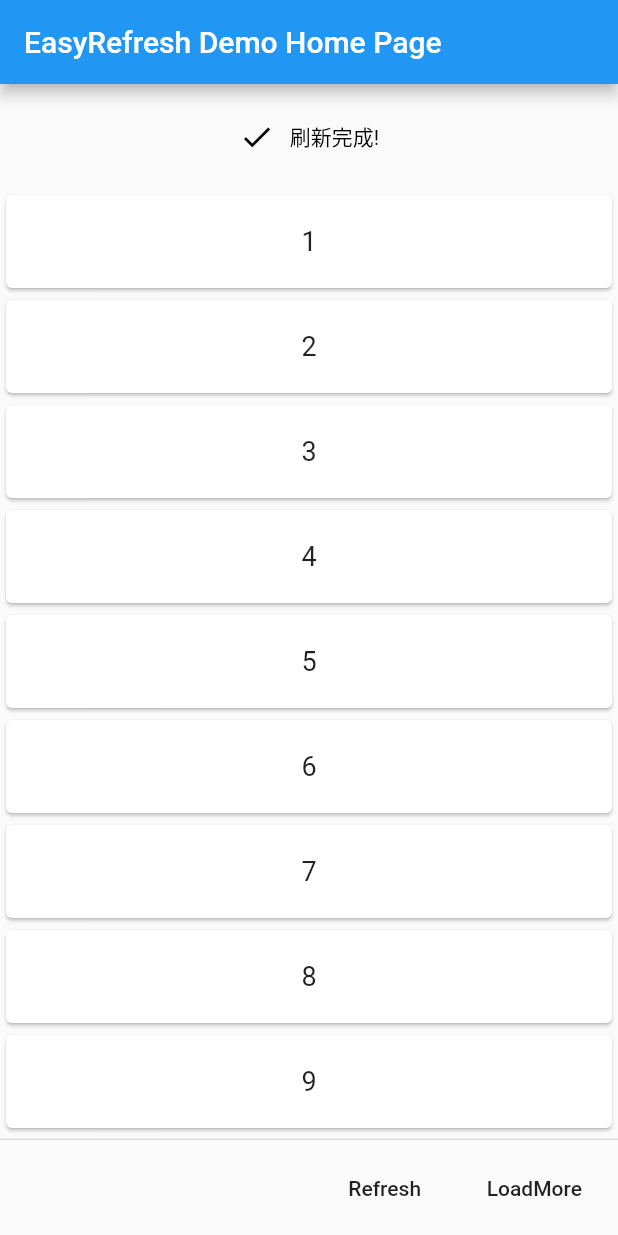
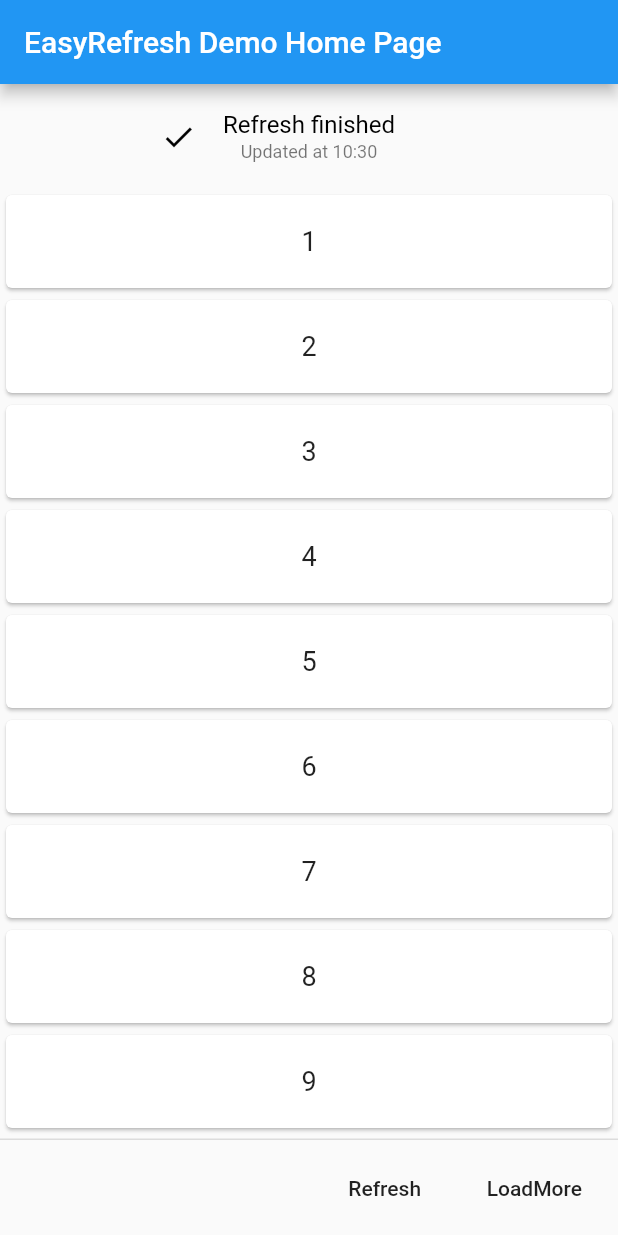
Before and after one commit to xuelongqy/flutter_easy_refresh, a Flutter app: the screen it shows after launch, after a tap on "Refresh", after a tap on "LoadMore", on a phone screen of 412 x 824 dp. Run offline on Flutter 3.47's test engine with Material 2 defaults, Android fonts, the phone set to English and light mode, and no system bars.

Commit message:
修改经典视图布局，添加更新时间显示

```diff
--- a/example/lib/main.dart
+++ b/example/lib/main.dart
@@ -50,10 +50,14 @@ class _MyHomePageState extends State<MyHomePage> {
             key: _headerKey,
             bgColor: Colors.transparent,
             textColor: Colors.black,
+            moreInfoColor: Colors.black54,
+            showMore: true,
           ),
           refreshFooter: ClassicsFooter(
             bgColor: Colors.transparent,
             textColor: Colors.black,
+            moreInfoColor: Colors.black54,
+            showMore: true,
           ),
           child: new ListView.builder(
             //ListView的Item
@@ -74,7 +78,7 @@ class _MyHomePageState extends State<MyHomePage> {
               setState(() {
                 str.clear();
                 str.addAll(addStr);
-                _headerKey.currentState.refreshedText = "刷新完成!";
+                // _headerKey.currentState.refreshedText = "刷新完成!";
               });
             });
           },
--- a/lib/src/footer/footer.dart
+++ b/lib/src/footer/footer.dart
@@ -92,6 +92,12 @@ class ClassicsFooter extends RefreshFooter {
   final double loadHeight;
   // 是否浮动
   final bool isFloat;
+  // 显示额外信息(默认为时间)
+  final bool showMore;
+  // 更多信息
+  final String moreInfo;
+  // 更多信息文字颜色
+  final Color moreInfoColor;
 
   // 构造函数
   ClassicsFooter({
@@ -103,8 +109,11 @@ class ClassicsFooter extends RefreshFooter {
     this.noMoreText: "No more",
     this.bgColor: Colors.blue,
     this.textColor: Colors.white,
+    this.moreInfoColor: Colors.white,
     this.loadHeight: 70.0,
-    this.isFloat: false
+    this.isFloat: false,
+    this.showMore: false,
+    this.moreInfo: "Loaded at %T"
   }):super(
     key: key ?? new GlobalKey<ClassicsFooterState>(),
     loadHeight: loadHeight,
@@ -125,8 +134,12 @@ class ClassicsFooterState extends RefreshFooterState<ClassicsFooter> {
   String noMoreText;
   // 刷新完成文字
   String loadedText;
+  // 更多信息文字
+  String moreInfo;
   // 显示的文字
   String _showText;
+  // 更新时间
+  DateTime _dateTime;
 
   // 初始化操作
   @override
@@ -138,6 +151,8 @@ class ClassicsFooterState extends RefreshFooterState<ClassicsFooter> {
     noMoreText = widget.noMoreText;
     loadedText = widget.loadedText;
     _showText = widget.loadText;
+    moreInfo = widget.moreInfo;
+    _dateTime = DateTime.now();
   }
 
   // 准备加载回调
@@ -161,6 +176,7 @@ class ClassicsFooterState extends RefreshFooterState<ClassicsFooter> {
   Future onLoaded() async {
     super.onLoaded();
     setState(() {
+      _dateTime = DateTime.now();
       _showText = loadedText;
     });
   }
@@ -169,6 +185,7 @@ class ClassicsFooterState extends RefreshFooterState<ClassicsFooter> {
   Future onNoMore() async {
     super.onNoMore();
     setState(() {
+      _dateTime = DateTime.now();
       _showText = noMoreText;
     });
   }
@@ -189,6 +206,11 @@ class ClassicsFooterState extends RefreshFooterState<ClassicsFooter> {
     });
   }
 
+  // 获取更多信息
+  String _getMoreInfo() {
+    return moreInfo.replaceAll("%T", "${_dateTime.hour}:${_dateTime.minute}");
+  }
+
   @override
   Widget build(BuildContext context) {
     return new Container( //上拉加载布局
@@ -197,9 +219,16 @@ class ClassicsFooterState extends RefreshFooterState<ClassicsFooter> {
       child: ListView(
         children: <Widget>[
           Container(
-            height: this.height > 30.0 ? this.height : 30.0,
+            height: this.height > 40.0 ? this.height : 40.0,
             child: new Row(
               mainAxisAlignment: MainAxisAlignment.center,
+              children: <Widget>[
+                Expanded (
+                  flex: 1,
+                  child: new Container(
+                    alignment: Alignment.centerRight,
+                    child: Row (
+                      mainAxisAlignment: MainAxisAlignment.end,
                       children: <Widget>[
                         this.refreshFooterStatus == RefreshFooterStatus.NO_LOAD ? Icon(
                           Icons.arrow_upward,
@@ -224,12 +253,38 @@ class ClassicsFooterState extends RefreshFooterState<ClassicsFooter> {
                           Icons.done,
                           color: widget.textColor,
                         ): Container(),
-                new Container(margin: EdgeInsets.only(right: 10.0),),
-                new Align(
-                  alignment: Alignment.centerRight,
-                  child: new Text(_showText,
-                    style: new TextStyle(color: widget.textColor),),
+                      ],
                     ),
+                  ),
+                ),
+                Container(
+                    width: 150.0,
+                    height: double.infinity,
+                    child: new Column(
+                      mainAxisAlignment: MainAxisAlignment.center,
+                      children: <Widget>[
+                        new Text(_showText,
+                          style: new TextStyle(
+                              color: widget.textColor,
+                              fontSize: 16.0
+                          ),
+                        ),
+                        Container(
+                          height: 2.0,
+                        ),
+                        widget.showMore ? new Text(_getMoreInfo(),
+                          style: new TextStyle(
+                              color: widget.moreInfoColor,
+                              fontSize: 12.0
+                          ),
+                        ) : Container(),
+                      ],
+                    )
+                ),
+                Expanded (
+                  flex: 1,
+                  child: Container(),
+                )
               ],
             ),
           )
--- a/lib/src/header/header.dart
+++ b/lib/src/header/header.dart
@@ -85,6 +85,12 @@ class ClassicsHeader extends RefreshHeader {
   final double refreshHeight;
   // 是否浮动
   final bool isFloat;
+  // 显示额外信息(默认为时间)
+  final bool showMore;
+  // 更多信息
+  final String moreInfo;
+  // 更多信息文字颜色
+  final Color moreInfoColor;
 
   // 构造函数
   ClassicsHeader({
@@ -95,8 +101,11 @@ class ClassicsHeader extends RefreshHeader {
     this.refreshedText: "Refresh finished",
     this.bgColor: Colors.blue,
     this.textColor: Colors.white,
+    this.moreInfoColor: Colors.white,
     this.refreshHeight: 70.0,
-    this.isFloat: false
+    this.isFloat: false,
+    this.showMore: false,
+    this.moreInfo: "Updated at %T"
   }):super(
     key: key ?? new GlobalKey<RefreshHeaderState>(),
     refreshHeight: refreshHeight,
@@ -115,8 +124,12 @@ class ClassicsHeaderState extends RefreshHeaderState<ClassicsHeader> {
   String refreshingText;
   // 刷新完成文字
   String refreshedText;
+  // 更多信息文字
+  String moreInfo;
   // 显示的文字
   String _showText;
+  // 更新时间
+  DateTime _dateTime;
 
   // 初始化操作
   @override
@@ -126,7 +139,9 @@ class ClassicsHeaderState extends RefreshHeaderState<ClassicsHeader> {
     refreshReadyText = widget.refreshReadyText;
     refreshingText = widget.refreshingText;
     refreshedText = widget.refreshedText;
+    moreInfo = widget.moreInfo;
     _showText = widget.refreshText;
+    _dateTime = DateTime.now();
   }
 
   // 准备刷新回调
@@ -150,6 +165,7 @@ class ClassicsHeaderState extends RefreshHeaderState<ClassicsHeader> {
   Future onRefreshed() async {
     super.onRefreshed();
     setState(() {
+      _dateTime = DateTime.now();
       _showText = refreshedText;
     });
   }
@@ -170,6 +186,11 @@ class ClassicsHeaderState extends RefreshHeaderState<ClassicsHeader> {
     });
   }
 
+  // 获取更多信息
+  String _getMoreInfo() {
+    return moreInfo.replaceAll("%T", "${_dateTime.hour}:${_dateTime.minute}");
+  }
+
   // 下拉刷新布局
   @override
   Widget build(BuildContext context) {
@@ -179,9 +200,16 @@ class ClassicsHeaderState extends RefreshHeaderState<ClassicsHeader> {
       child: ListView(
         children: <Widget>[
           Container(
-            height: this.height > 30.0 ? this.height : 30.0,
+            height: this.height > 40.0 ? this.height : 40.0,
             child: new Row(
               mainAxisAlignment: MainAxisAlignment.center,
+              children: <Widget>[
+                Expanded (
+                  flex: 1,
+                  child: Container(
+                    alignment: Alignment.centerRight,
+                    child: Row(
+                      mainAxisAlignment: MainAxisAlignment.end,
                       children: <Widget>[
                         this.refreshHeaderStatus == RefreshHeaderStatus.NO_REFRESH ? Icon(
                           Icons.arrow_downward,
@@ -206,14 +234,38 @@ class ClassicsHeaderState extends RefreshHeaderState<ClassicsHeader> {
                           Icons.done,
                           color: widget.textColor,
                         ): Container(),
-                new Container(margin: EdgeInsets.only(right: 10.0),),
-                new Align(
-                  child: new ClipRect(
-                    child: new Text(_showText,
-                      style: new TextStyle(color: widget.textColor),),
+                      ],
                     ),
-                  alignment: Alignment.centerRight,
                   ),
+                ),
+                Container(
+                  width: 150.0,
+                  height: double.infinity,
+                  child: new Column(
+                    mainAxisAlignment: MainAxisAlignment.center,
+                    children: <Widget>[
+                      new Text(_showText,
+                        style: new TextStyle(
+                          color: widget.textColor,
+                          fontSize: 16.0
+                        ),
+                      ),
+                      Container(
+                        height: 2.0,
+                      ),
+                      widget.showMore ? new Text(_getMoreInfo(),
+                        style: new TextStyle(
+                            color: widget.moreInfoColor,
+                            fontSize: 12.0
+                        ),
+                      ) : Container(),
+                    ],
+                  )
+                ),
+                Expanded (
+                  flex: 1,
+                  child: Container(),
+                )
               ],
             ),
           )
```
Lines whose indentation alone changed are shown as unchanged.
